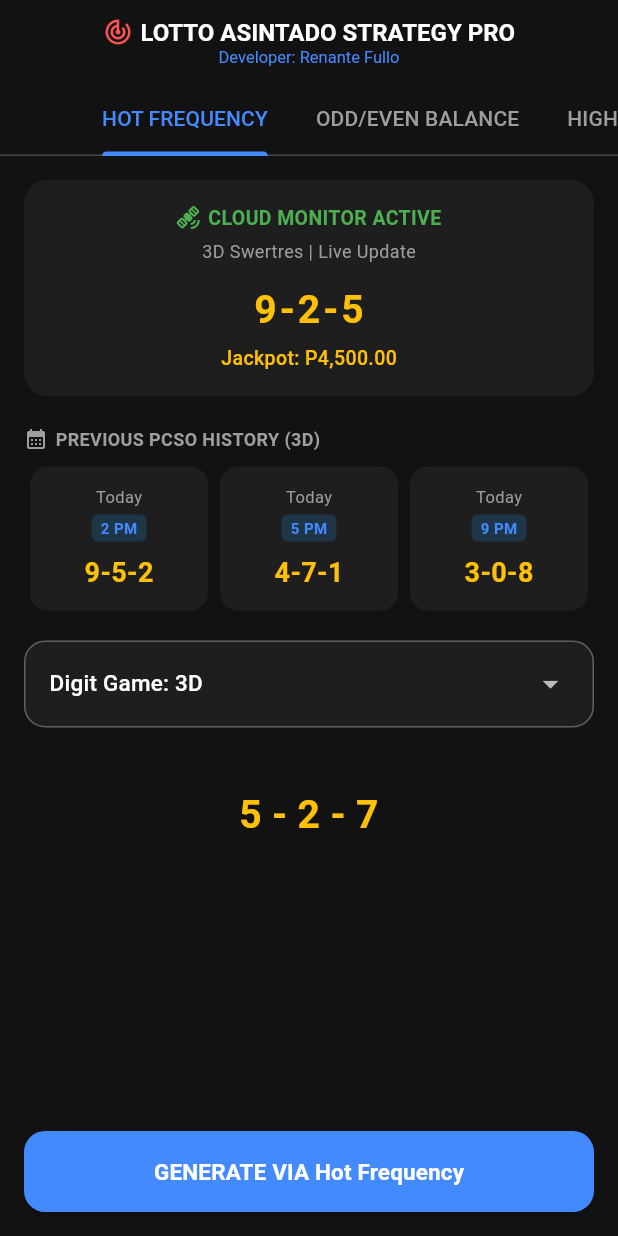
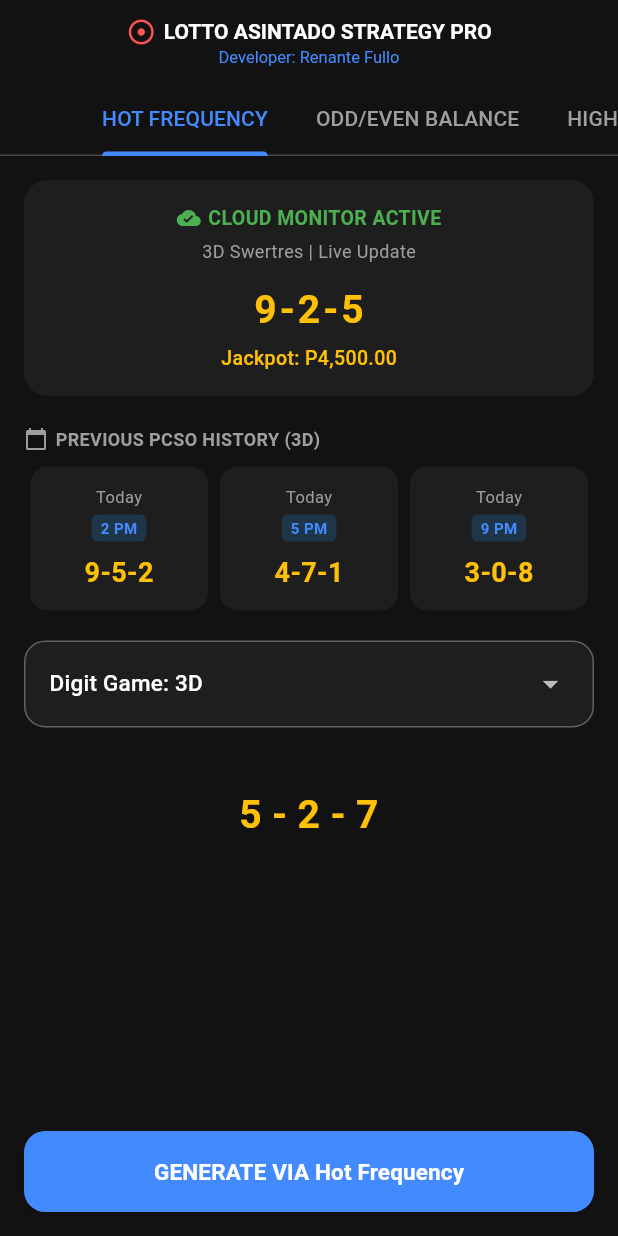
Before and after one commit to Saitama1978/lotto_picker, a Flutter app: the screen it shows after launch, after a tap on "GENERATE VIA Hot Frequency", on a phone screen of 412 x 824 dp. Run offline on Flutter 3.47's test engine with Material 3 defaults, Android fonts, the light colour scheme and no system bars; our stand-ins replace firebase_core, firebase_database; accounts and stored records are empty.

Commit message:
Update main.dart

```diff
--- a/lotto_picker/lib/main.dart
+++ b/lotto_picker/lib/main.dart
@@ -74,6 +74,7 @@
   // Live data trigger kapag nagpalit ng laro sa dropdown!
   void _listenToFirebase(String game) {
     _dbRootRef.child(game).onValue.listen((DatabaseEvent event) {
+      if (!mounted) return;
       final data = event.snapshot.value as Map<dynamic, dynamic>?;
       setState(() {
         if (game == '3D') {
@@ -86,12 +87,14 @@
             history5pm = history['5pm']?.toString() ?? '4-7-1';
             history9pm = history['9pm']?.toString() ?? '3-0-8';
           }
+        } else if (game == '2D') {
+          gameName = "2D Lotto";
+          jackpotPrize = "P4,000.00";
+          cloudResult = data?['result']?.toString() ?? '24-11';
         } else {
-          // Fallback settings para sa mga malalaking lotto games (6-45, etc.)
           gameName = "$game Lotto";
           jackpotPrize = "Milyong Piso Jackpot";
           cloudResult = data?['result']?.toString() ?? '00-00-00-00-00-00';
-          history2pm = "..."; history5pm = "..."; history9pm = "...";
         }
       });
     });
@@ -107,7 +110,6 @@
       } else if (selectedGameFreq == '2D') {
         generatedNumbers = List.generate(2, (_) => random.nextInt(31) + 1);
       } else {
-        // Para sa mga malalaking laro (6-42, 6-45, etc.) - Kukuha ng 6 na kakaibang numero!
         int maxNumber = int.parse(selectedGameFreq.split('-')[1]);
         Set<int> numbersSet = {};
         while (numbersSet.length < 6) {
@@ -130,9 +132,10 @@
             Row(
               mainAxisAlignment: MainAxisAlignment.center,
               children: const [
-                Icon(Icons.track_changes, color: Colors.redAccent, size: 20),
+                // PINALITAN NG SIGURADONG GAGANANG ICONS (WALA NANG KAHON NA MAY EKIS)
+                Icon(Icons.adjust, color: Colors.redAccent, size: 20),
                 SizedBox(width: 5),
-                Text('LOTTO ASINTADO STRATEGY PRO', style: TextStyle(fontSize: 16, fontWeight: FontWeight.bold, color: Colors.white)),
+                Text('LOTTO ASINTADO STRATEGY PRO', style: TextStyle(fontSize: 14, fontWeight: FontWeight.bold, color: Colors.white)),
               ],
             ),
             const Text('Developer: Renante Fullo', style: TextStyle(fontSize: 11, color: Colors.blueAccent)),
@@ -168,7 +171,8 @@
                         Row(
                           mainAxisAlignment: MainAxisAlignment.center,
                           children: const [
-                            Icon(Icons.satellite_alt, color: Colors.green, size: 16),
+                            // PINALITAN NG STANDARD ICON PARA SAFE
+                            Icon(Icons.cloud_done, color: Colors.green, size: 16),
                             SizedBox(width: 5),
                             Text('CLOUD MONITOR ACTIVE', style: TextStyle(color: Colors.green, fontWeight: FontWeight.bold, fontSize: 13)),
                           ],
@@ -188,7 +192,7 @@
                   if (selectedGameFreq == '3D') ...[
                     Row(
                       children: const [
-                        Icon(Icons.calendar_month, color: Colors.grey, size: 16),
+                        Icon(Icons.calendar_today, color: Colors.grey, size: 16),
                         SizedBox(width: 5),
                         Text('PREVIOUS PCSO HISTORY (3D)', style: TextStyle(color: Colors.grey, fontSize: 12, fontWeight: FontWeight.bold)),
                       ],
@@ -218,6 +222,7 @@
                         value: selectedGameFreq,
                         isExpanded: true,
                         dropdownColor: const Color(0xFF1E1E1E),
+                        // TINANGGAL ANG DESIGN ICON NA SUMISIRA SA SCREEN
                         items: lottoGames.map((String game) {
                           return DropdownMenuItem<String>(
                             value: game,
@@ -227,8 +232,8 @@
                         onChanged: (value) {
                           setState(() {
                             selectedGameFreq = value!;
-                            generatedNumbers = []; // i-clear ang lumang hula
-                            _listenToFirebase(selectedGameFreq); // lumipat ng pakikinggang firebase folder
+                            generatedNumbers = [];
+                            _listenToFirebase(selectedGameFreq);
                           });
                         },
                       ),
```
